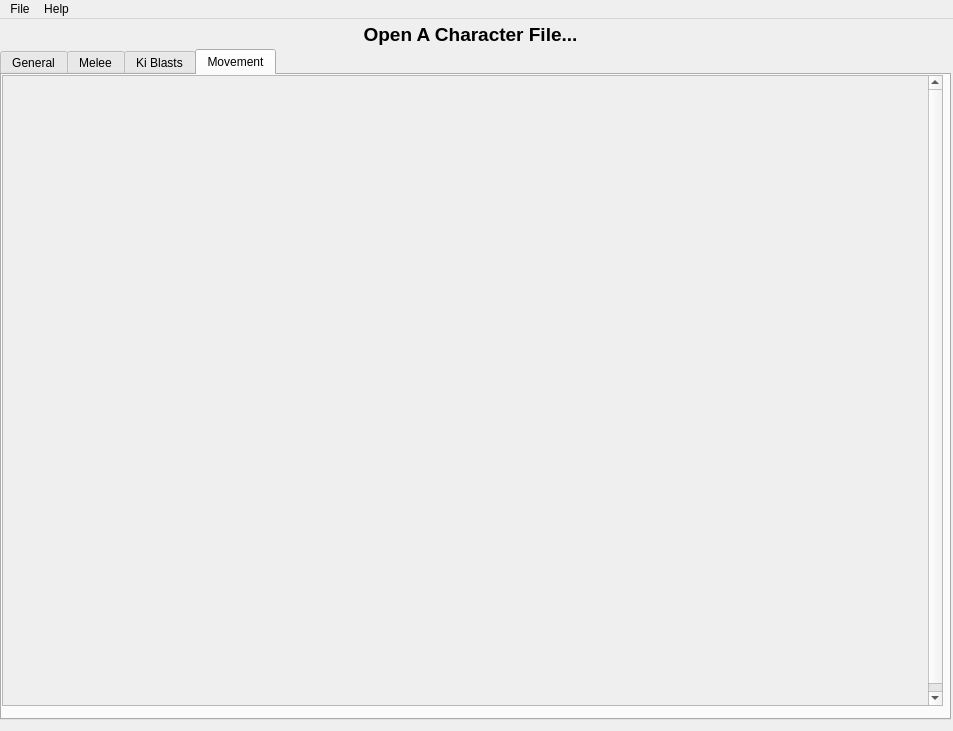
This is src/ui/neostudio.ui in jagger1407/NeoStudio as Qt 5 draws it before an edit. The edited form follows.
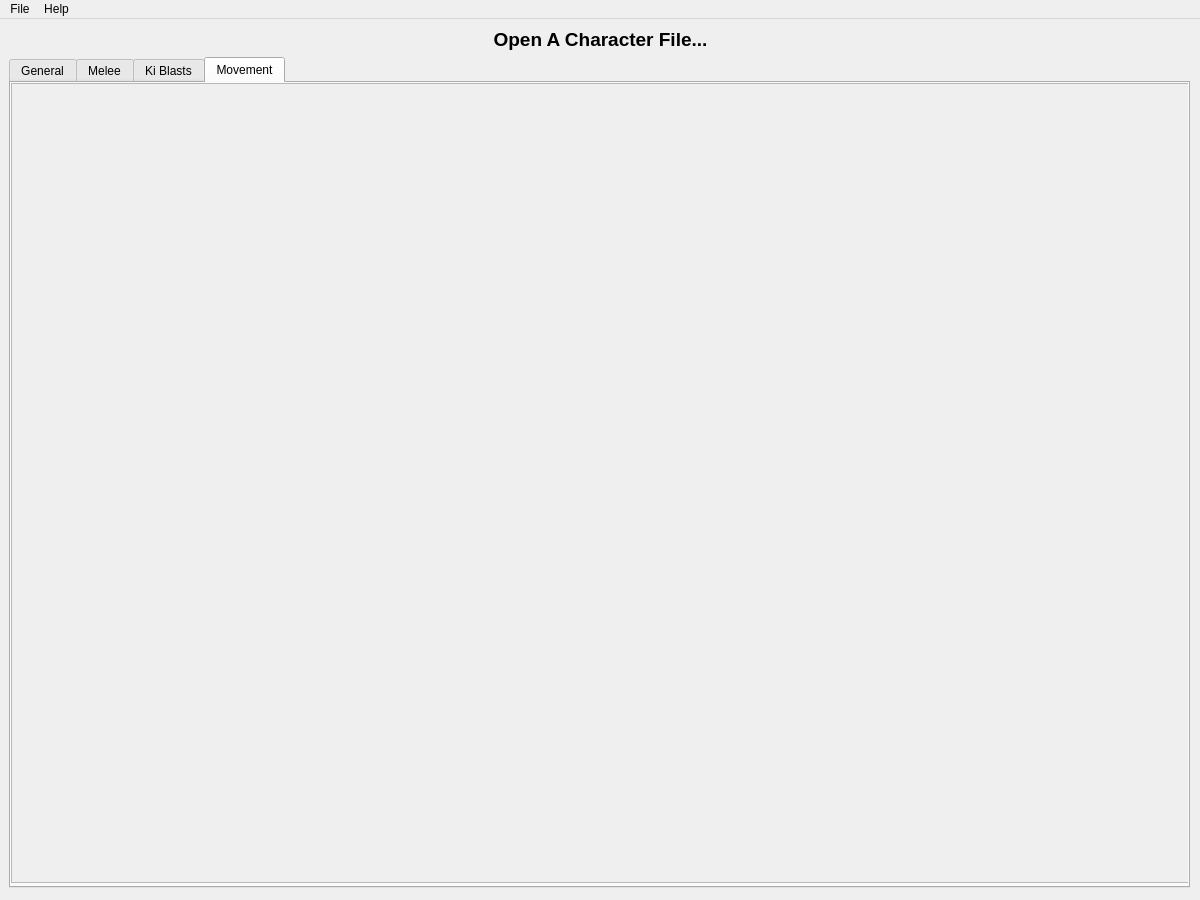
This is the edited form. The open tabs and pages were chosen to show the change.

Patch:
```diff
--- a/src/ui/neostudio.ui
+++ b/src/ui/neostudio.ui
@@ -6,8 +6,8 @@
    <rect>
     <x>0</x>
     <y>0</y>
-    <width>953</width>
-    <height>731</height>
+    <width>1200</width>
+    <height>900</height>
    </rect>
   </property>
   <property name="sizePolicy">
@@ -18,14 +18,14 @@
   </property>
   <property name="minimumSize">
    <size>
-    <width>953</width>
-    <height>731</height>
+    <width>1200</width>
+    <height>900</height>
    </size>
   </property>
   <property name="maximumSize">
    <size>
-    <width>953</width>
-    <height>731</height>
+    <width>1200</width>
+    <height>900</height>
    </size>
   </property>
   <property name="windowTitle">
@@ -41,10 +41,10 @@
    <widget class="QTabWidget" name="ParameterTabs">
     <property name="geometry">
      <rect>
-      <x>0</x>
-      <y>30</y>
-      <width>951</width>
-      <height>671</height>
+      <x>9</x>
+      <y>38</y>
+      <width>1181</width>
+      <height>831</height>
      </rect>
     </property>
     <property name="styleSheet">
@@ -219,18 +219,18 @@
        <rect>
         <x>0</x>
         <y>0</y>
-        <width>941</width>
-        <height>631</height>
+        <width>1180</width>
+        <height>800</height>
        </rect>
       </property>
       <property name="styleSheet">
        <string notr="true"/>
       </property>
       <property name="verticalScrollBarPolicy">
-       <enum>Qt::ScrollBarAlwaysOn</enum>
+       <enum>Qt::ScrollBarAsNeeded</enum>
       </property>
       <property name="horizontalScrollBarPolicy">
-       <enum>Qt::ScrollBarAlwaysOff</enum>
+       <enum>Qt::ScrollBarAsNeeded</enum>
       </property>
       <property name="widgetResizable">
        <bool>false</bool>
@@ -256,8 +256,8 @@
      <rect>
       <x>10</x>
       <y>0</y>
-      <width>921</width>
-      <height>31</height>
+      <width>1181</width>
+      <height>41</height>
      </rect>
     </property>
     <property name="font">
@@ -282,7 +282,7 @@
     <rect>
      <x>0</x>
      <y>0</y>
-     <width>953</width>
+     <width>1200</width>
      <height>23</height>
     </rect>
    </property>
```
Left out of the diff: 18 changed lines with no effect on the pictures.
